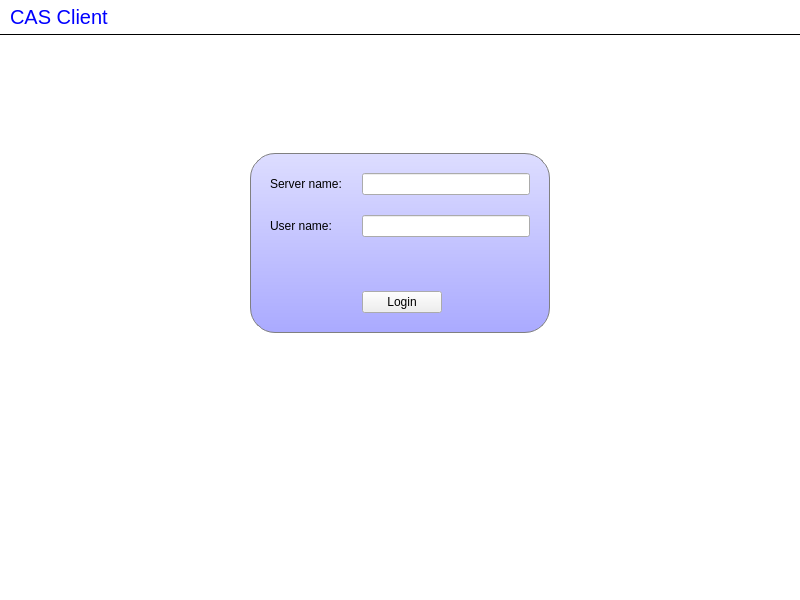
Qt form chatterbox/MainWindow.ui (InfoAG/CAS-Netzwerk) before a commit.
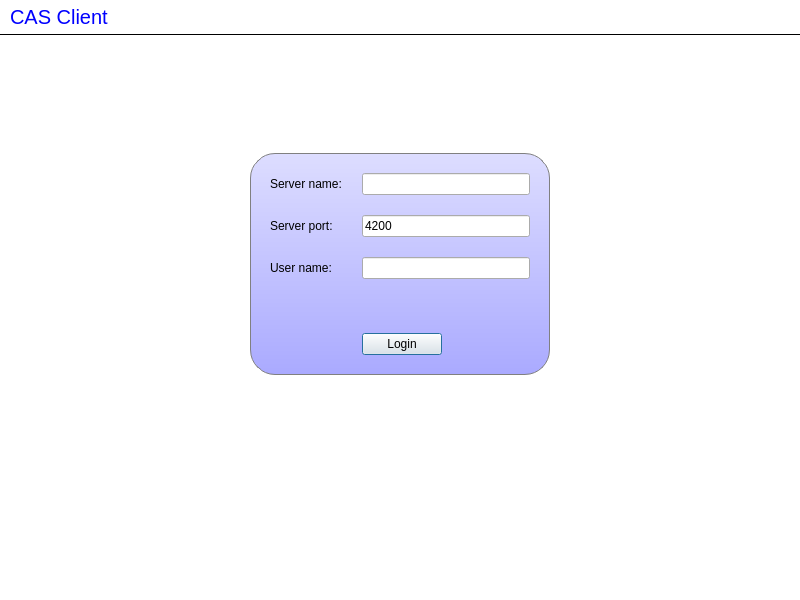
The same form after that commit. The open tabs and pages were chosen to show the change. Custom widgets are drawn as their Qt base class.

Diff of the .ui file:
```diff
--- a/chatterbox/MainWindow.ui
+++ b/chatterbox/MainWindow.ui
@@ -215,17 +215,17 @@
               <item row="0" column="1">
                <widget class="QLineEdit" name="serverLineEdit"/>
               </item>
-              <item row="1" column="0">
+              <item row="2" column="0">
                <widget class="QLabel" name="label_2">
                 <property name="text">
                  <string>User name:</string>
                 </property>
                </widget>
               </item>
-              <item row="1" column="1">
+              <item row="2" column="1">
                <widget class="QLineEdit" name="userLineEdit"/>
               </item>
-              <item row="3" column="1">
+              <item row="4" column="1">
                <widget class="QPushButton" name="loginButton">
                 <property name="sizePolicy">
                  <sizepolicy hsizetype="Fixed" vsizetype="Fixed">
@@ -236,15 +236,32 @@
                 <property name="text">
                  <string>Login</string>
                 </property>
+                <property name="default">
+                 <bool>true</bool>
+                </property>
                </widget>
               </item>
-              <item row="2" column="0" colspan="2">
+              <item row="3" column="0" colspan="2">
                <widget class="QLabel" name="invalidLabel">
                 <property name="text">
                  <string/>
                 </property>
                </widget>
               </item>
+              <item row="1" column="0">
+               <widget class="QLabel" name="label_3">
+                <property name="text">
+                 <string>Server port:</string>
+                </property>
+               </widget>
+              </item>
+              <item row="1" column="1">
+               <widget class="QLineEdit" name="portLineEdit">
+                <property name="text">
+                 <string>4200</string>
+                </property>
+               </widget>
+              </item>
              </layout>
             </widget>
            </item>
```
Left out of the diff: 29 changed lines with no effect on the pictures.
